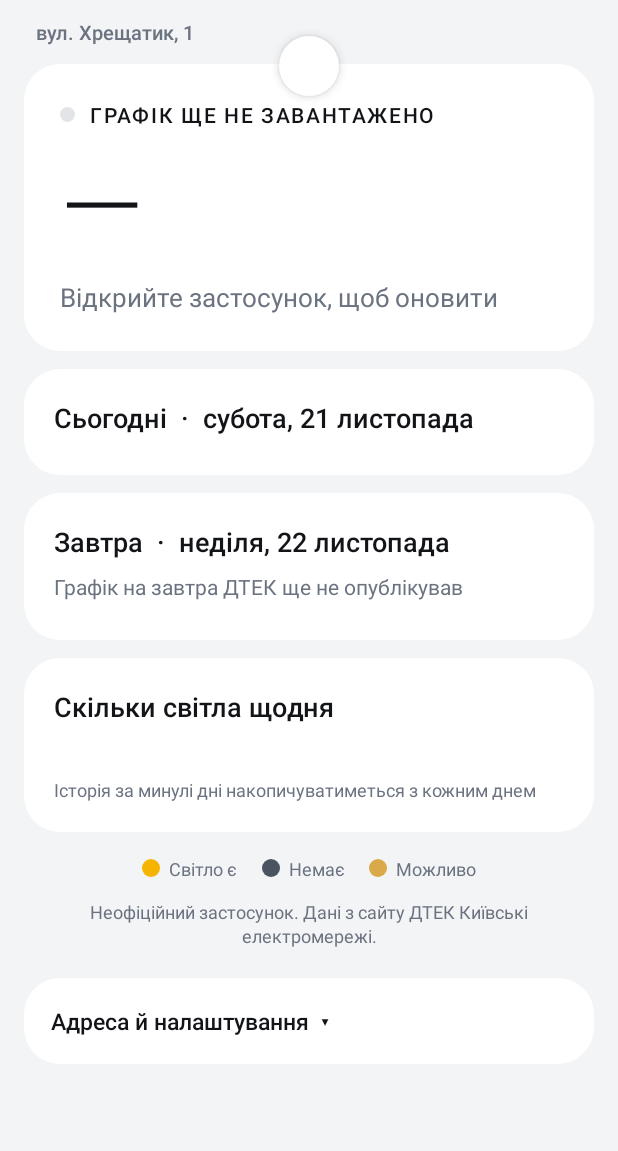
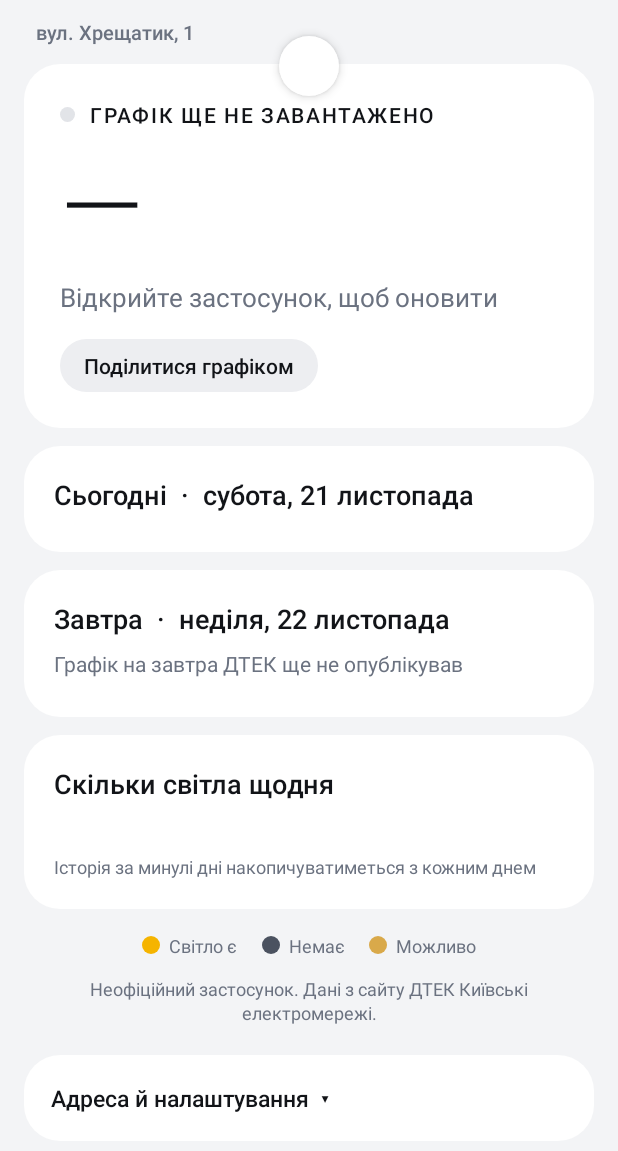
Before and after one commit to odin9den/svitlo, an Android app: the screen it shows after launch (MainActivity), on a phone screen of 412 x 824 dp. Shown: the top 1151 px of the screen. Run offline under Robolectric (Android 15) with nearby library versions, the phone set to English and light mode, and no system bars; network calls fail; pictures from the network do not load; 1 statement that could not run was skipped.

Commit message:
1.6: pre-outage reminders, schedule change alerts, quiet night, share schedule
Co-Authored-By: Claude Opus 5.5 <noreply@anthropic.com>
Claude-Session: https://claude.ai/code/session_01JQVbMvp96oowwNXXBr1FCZ

```diff
--- a/app/build.gradle.kts
+++ b/app/build.gradle.kts
@@ -13,8 +13,8 @@ android {
         applicationId = "ua.odin.svitlo"
         minSdk = 29
         targetSdk = 36
-        versionCode = 7
-        versionName = "1.5"
+        versionCode = 8
+        versionName = "1.6"
     }
 
     // Ключ підпису береться зі змінних середовища (GitHub Secrets).
--- a/app/src/main/AndroidManifest.xml
+++ b/app/src/main/AndroidManifest.xml
@@ -40,6 +40,10 @@
             android:exported="false" />
 
         <receiver
+            android:name=".ReminderReceiver"
+            android:exported="false" />
+
+        <receiver
             android:name=".TickReceiver"
             android:exported="false" />
 
--- a/app/src/main/java/ua/odin/svitlo/App.kt
+++ b/app/src/main/java/ua/odin/svitlo/App.kt
@@ -17,6 +17,7 @@ class App : Application() {
             previous?.uncaughtException(t, e)
         }
         Notifier.ensureChannel(this)
+        Reminders.ensureChannel(this)
         Refresher.schedulePeriodic(this)
     }
 }
--- a/app/src/main/java/ua/odin/svitlo/MainActivity.kt
+++ b/app/src/main/java/ua/odin/svitlo/MainActivity.kt
@@ -16,6 +16,8 @@ import android.view.View
 import android.widget.Button
 import android.widget.EditText
 import android.widget.LinearLayout
+import android.widget.RadioGroup
+import android.widget.Switch
 import android.widget.TextView
 import android.widget.Toast
 import androidx.activity.ComponentActivity
@@ -97,6 +99,13 @@ class MainActivity : ComponentActivity() {
         }
         battery.setOnClickListener { askBatteryExemption() }
 
+        findViewById<View>(R.id.share).setOnClickListener {
+            val snap = Store.load(this)
+            if (snap == null) Toast.makeText(this, "Графік ще не завантажено", Toast.LENGTH_SHORT).show()
+            else Share.open(this, snap)
+        }
+        bindReminderSettings()
+
         if (Build.VERSION.SDK_INT >= 33 &&
             checkSelfPermission(Manifest.permission.POST_NOTIFICATIONS) != PackageManager.PERMISSION_GRANTED
         ) {
@@ -125,6 +134,34 @@ class MainActivity : ComponentActivity() {
             Refresher.refresh(this@MainActivity)
             swipe.isRefreshing = false
             show()
+        }
+    }
+
+    private fun bindReminderSettings() {
+        fun sw(id: Int, key: String, value: Boolean) {
+            val v = findViewById<Switch>(id)
+            v.isChecked = value
+            v.setOnCheckedChangeListener { _, on ->
+                Store.setBool(this, key, on)
+                Renderer.renderAll(this)
+            }
+        }
+        sw(R.id.remind_off, "remind_off", Store.remindOff(this))
+        sw(R.id.remind_on, "remind_on", Store.remindOn(this))
+        sw(R.id.notify_changes, "notify_changes", Store.notifyChanges(this))
+        sw(R.id.quiet_night, "quiet_night", Store.quietNight(this))
+
+        val group = findViewById<RadioGroup>(R.id.lead)
+        group.check(
+            when (Store.leadMinutes(this)) {
+                15 -> R.id.lead15
+                60 -> R.id.lead60
+                else -> R.id.lead30
+            },
+        )
+        group.setOnCheckedChangeListener { _, id ->
+            Store.setLead(this, if (id == R.id.lead15) 15 else if (id == R.id.lead60) 60 else 30)
+            Renderer.renderAll(this)
         }
     }
 
--- a/app/src/main/java/ua/odin/svitlo/Refresh.kt
+++ b/app/src/main/java/ua/odin/svitlo/Refresh.kt
@@ -21,9 +21,11 @@ import java.util.concurrent.TimeUnit
 object Refresher {
     /** Забрати свіжі дані з ДТЕК і перемалювати все. */
     suspend fun refresh(ctx: Context): Result<Snapshot> = withContext(Dispatchers.IO) {
+        val old = Store.load(ctx)
         val r = runCatching { DtekClient.fetch(ctx, Store.street(ctx), Store.house(ctx), Store.group(ctx)) }
         r.onSuccess {
             Store.save(ctx, it)
+            runCatching { Reminders.checkChanges(ctx, old, it) }
             Store.saveHistory(ctx, Stats.dayTotals(it))
             Store.setError(ctx, null)
         }.onFailure {
@@ -53,6 +55,7 @@ object Renderer {
         Notifier.post(ctx, snap, now)
         ScheduleWidget.updateAll(ctx, snap, now)
         scheduleTick(ctx, StatusCalc.of(snap, now).until)
+        runCatching { Reminders.schedule(ctx, snap, now) }
     }
 
     /** Будильник на момент зміни стану, щоб сповіщення перемкнулось вчасно навіть офлайн. */
--- a/app/src/main/java/ua/odin/svitlo/Store.kt
+++ b/app/src/main/java/ua/odin/svitlo/Store.kt
@@ -13,6 +13,15 @@ object Store {
 
     fun saveAddress(ctx: Context, street: String, house: String) =
         p(ctx).edit().putString("street", street).putString("house", house).apply()
+
+    // Нагадування
+    fun remindOff(ctx: Context) = p(ctx).getBoolean("remind_off", true)
+    fun remindOn(ctx: Context) = p(ctx).getBoolean("remind_on", false)
+    fun leadMinutes(ctx: Context) = p(ctx).getInt("lead_min", 30)
+    fun notifyChanges(ctx: Context) = p(ctx).getBoolean("notify_changes", true)
+    fun quietNight(ctx: Context) = p(ctx).getBoolean("quiet_night", true)
+    fun setBool(ctx: Context, key: String, v: Boolean) = p(ctx).edit().putBoolean(key, v).apply()
+    fun setLead(ctx: Context, min: Int) = p(ctx).edit().putInt("lead_min", min).apply()
 
     fun setError(ctx: Context, msg: String?) = p(ctx).edit().putString("error", msg).apply()
 
--- a/app/src/main/res/layout/activity_main.xml
+++ b/app/src/main/res/layout/activity_main.xml
@@ -78,6 +78,22 @@
                     android:layout_marginTop="6dp"
                     android:textColor="@color/text2"
                     android:textSize="17sp" />
+
+                <TextView
+                    android:id="@+id/share"
+                    android:layout_width="wrap_content"
+                    android:layout_height="wrap_content"
+                    android:layout_marginTop="16dp"
+                    android:background="@drawable/pill"
+                    android:backgroundTint="@color/badge_soft"
+                    android:fontFamily="sans-serif-medium"
+                    android:paddingStart="16dp"
+                    android:paddingTop="8dp"
+                    android:paddingEnd="16dp"
+                    android:paddingBottom="8dp"
+                    android:text="Поділитися графіком"
+                    android:textColor="@color/text"
+                    android:textSize="14sp" />
             </LinearLayout>
 
             <!-- Сьогодні -->
@@ -356,6 +372,82 @@
                     android:textColor="@color/button_text"
                     android:textSize="16sp" />
 
+                <TextView
+                    android:layout_width="match_parent"
+                    android:layout_height="wrap_content"
+                    android:layout_marginTop="22dp"
+                    android:fontFamily="sans-serif-medium"
+                    android:text="Нагадування"
+                    android:textColor="@color/text"
+                    android:textSize="16sp" />
+
+                <Switch
+                    android:id="@+id/remind_off"
+                    android:layout_width="match_parent"
+                    android:layout_height="wrap_content"
+                    android:minHeight="48dp"
+                    android:text="Перед відключенням"
+                    android:textColor="@color/text"
+                    android:textSize="15sp" />
+
+                <RadioGroup
+                    android:id="@+id/lead"
+                    android:layout_width="match_parent"
+                    android:layout_height="wrap_content"
+                    android:orientation="horizontal">
+
+                    <RadioButton
+                        android:id="@+id/lead15"
+                        android:layout_width="0dp"
+                        android:layout_height="wrap_content"
+                        android:layout_weight="1"
+                        android:text="за 15 хв"
+                        android:textColor="@color/text2" />
+
+                    <RadioButton
+                        android:id="@+id/lead30"
+                        android:layout_width="0dp"
+                        android:layout_height="wrap_content"
+                        android:layout_weight="1"
+                        android:text="за 30 хв"
+                        android:textColor="@color/text2" />
+
+                    <RadioButton
+                        android:id="@+id/lead60"
+                        android:layout_width="0dp"
+                        android:layout_height="wrap_content"
+                        android:layout_weight="1"
+                        android:text="за 1 год"
+                        android:textColor="@color/text2" />
+                </RadioGroup>
+
+                <Switch
+                    android:id="@+id/remind_on"
+                    android:layout_width="match_parent"
+                    android:layout_height="wrap_content"
+                    android:minHeight="48dp"
+                    android:text="Перед увімкненням"
+                    android:textColor="@color/text"
+                    android:textSize="15sp" />
+
+                <Switch
+                    android:id="@+id/notify_changes"
+                    android:layout_width="match_parent"
+                    android:layout_height="wrap_content"
+                    android:minHeight="48dp"
+                    android:text="Коли змінюється графік"
+                    android:textColor="@color/text"
+                    android:textSize="15sp" />
+
+                <Switch
+                    android:id="@+id/quiet_night"
+                    android:layout_width="match_parent"
+                    android:layout_height="wrap_content"
+                    android:minHeight="48dp"
+                    android:text="Тихо вночі (23:00–07:00)"
+                    android:textColor="@color/text"
+                    android:textSize="15sp" />
+
                 <Button
                     android:id="@+id/battery"
                     style="?android:attr/borderlessButtonStyle"
--- a/app/src/main/res/values-night/colors.xml
+++ b/app/src/main/res/values-night/colors.xml
@@ -13,4 +13,5 @@
 
     <color name="badge_bg">#FFC83D</color>
     <color name="badge_text">#121418</color>
+    <color name="badge_soft">#24282F</color>
 </resources>
--- a/app/src/main/res/values/colors.xml
+++ b/app/src/main/res/values/colors.xml
@@ -17,4 +17,5 @@
     <color name="badge_bg">#121418</color>
     <color name="badge_text">#FFFFFF</color>
     <color name="button_text">#121418</color>
+    <color name="badge_soft">#EDEEF1</color>
 </resources>
```
Also changed, not shown: app/src/main/java/ua/odin/svitlo/Reminders.kt (added, +191 -0 lines), app/src/main/java/ua/odin/svitlo/Share.kt (added, +50 -0 lines), 1 other file.
